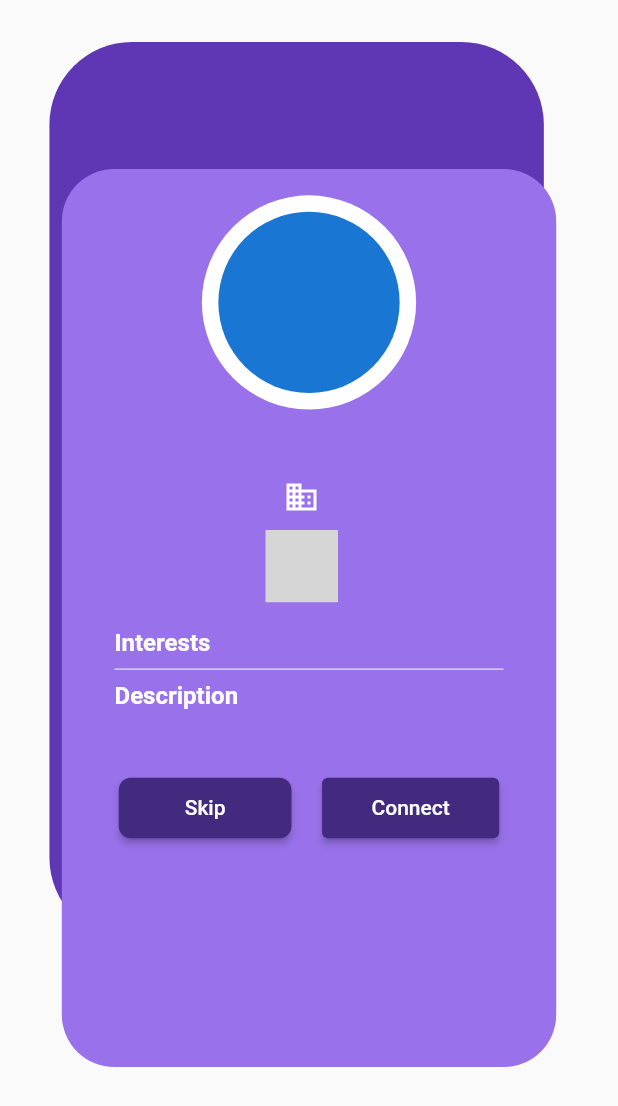
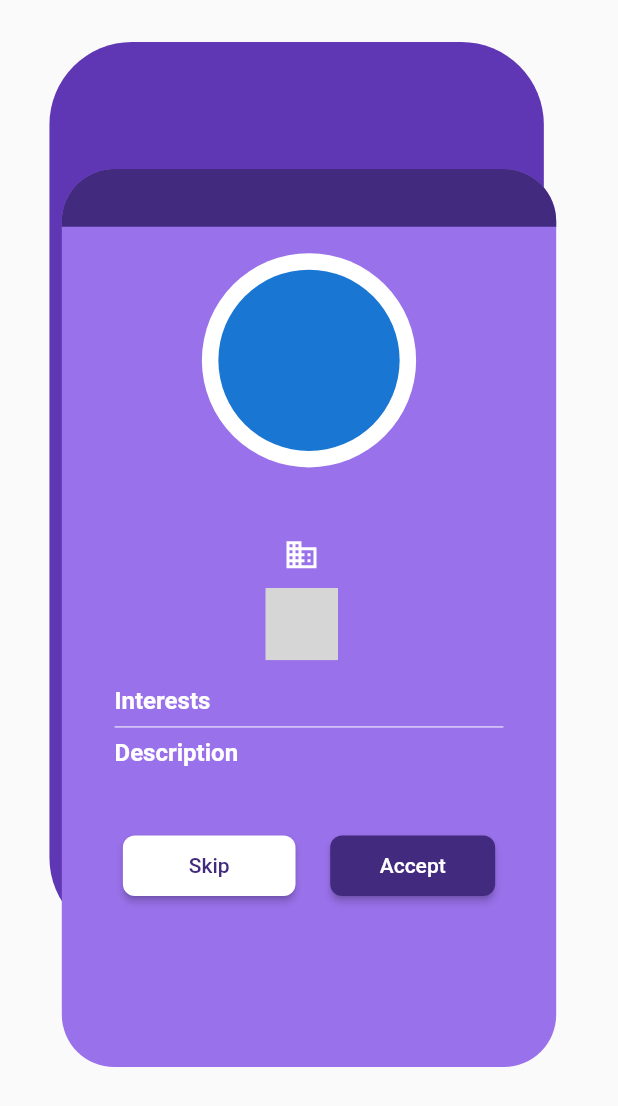
Before and after one commit to NoorAnsari04/Networking_Frontend, a Flutter app: the AttendeeCard widget shown alone on an empty page, opened directly with empty values, on a phone screen of 412 x 824 dp. Shown: the top 1106 px of the screen. Run offline on Flutter 3.47's test engine with Material 3 defaults, Android fonts, the phone set to English and light mode, and no system bars; our stand-ins replace cached_network_image, carousel_slider, cloud_firestore, dio, firebase_auth, firebase_core and 14 more; accounts and stored records are empty; grey boxes are pictures that could not be loaded.

Commit message:
Removed line wants to connect with you, added initials if no image is found, colors adjusted

```diff
--- a/awesomeapp/lib/modules/events/swipe and connect/components/attandee_card.dart
+++ b/awesomeapp/lib/modules/events/swipe and connect/components/attandee_card.dart
@@ -34,7 +34,7 @@ class AttendeeCard extends StatelessWidget {
     required this.onSkip,
     required this.onConnect,
     this.showSecondCard = true,
-    this.isReceivedRequest = false,
+    this.isReceivedRequest = true,
   }) : super(key: key);
 
   @override
@@ -66,7 +66,7 @@ class AttendeeCard extends StatelessWidget {
             child: Column(
               crossAxisAlignment: CrossAxisAlignment.stretch,
               children: [
-                if (isReceivedRequest)
+                // if (isReceivedRequest)
                   Container(
                     padding: EdgeInsets.symmetric(vertical: 10.h),
                     decoration: BoxDecoration(
@@ -76,11 +76,14 @@ class AttendeeCard extends StatelessWidget {
                         topRight: Radius.circular(35.0),
                       ),
                     ),
-                    child: Text(
-                      'Wants to Connect With You',
-                      textAlign: TextAlign.center,
-                      style: kRaleway.copyWith(fontSize: 14),
+                    child: SizedBox(
+                      height: 18.h,
                     ),
+                    // child: Text(
+                    //   'Wants to Connect With You',
+                    //   textAlign: TextAlign.center,
+                    //   style: kRaleway.copyWith(fontSize: 14, color: Colors.white),
+                    // ),
                   ),
                 Padding(
                   padding: EdgeInsets.all(16.w),
@@ -91,6 +94,8 @@ class AttendeeCard extends StatelessWidget {
                           imageUrl: imageUrl,
                           outerRadius: 65.w,
                           innerRadius: 55.w,
+                          name: name,
+                          lastName: lastName,
                         ),
                       ),
                       SizedBox(height: 10.h),
@@ -155,14 +160,18 @@ class AttendeeCard extends StatelessWidget {
                                   ),
                                 ),
                                 Wrap(
+                                  spacing: 8.0,
+                                  runSpacing: 4.0,
                                   children: interests
                                       .take(2)
                                       .map((interest) => Chip(
                                             label: Text(interest),
                                             backgroundColor:
                                                 Colors.white.withOpacity(0.2),
-                                            labelStyle:
-                                                TextStyle(color: Colors.black),
+                                            labelStyle: TextStyle(color: Colors.black),
+                                            shape: RoundedRectangleBorder(
+                                              borderRadius: BorderRadius.circular(8),
+                                            ),
                                           ))
                                       .toList(),
                                 ),
@@ -195,6 +204,8 @@ class AttendeeCard extends StatelessWidget {
                             style: ElevatedButton.styleFrom(
                               // primary: Colors.white,
                               // onPrimary: Colors.black,
+                              backgroundColor: Colors.white,
+                              foregroundColor: ColorConstants.primaryColor,
                               padding: EdgeInsets.symmetric(
                                   horizontal: 40.w, vertical: 12.h),
                               shape: RoundedRectangleBorder(
@@ -208,6 +219,9 @@ class AttendeeCard extends StatelessWidget {
                             style: ElevatedButton.styleFrom(
                               padding: EdgeInsets.symmetric(
                                   horizontal: 30.w, vertical: 12.h),
+                              shape:RoundedRectangleBorder(
+                                borderRadius: BorderRadius.circular(8.0)
+                              )
                             ),
                             child:
                                 Text(isReceivedRequest ? 'Accept' : 'Connect'),
@@ -220,6 +234,7 @@ class AttendeeCard extends StatelessWidget {
               ],
             ),
           ),
+
         ),
       ],
     );
```
